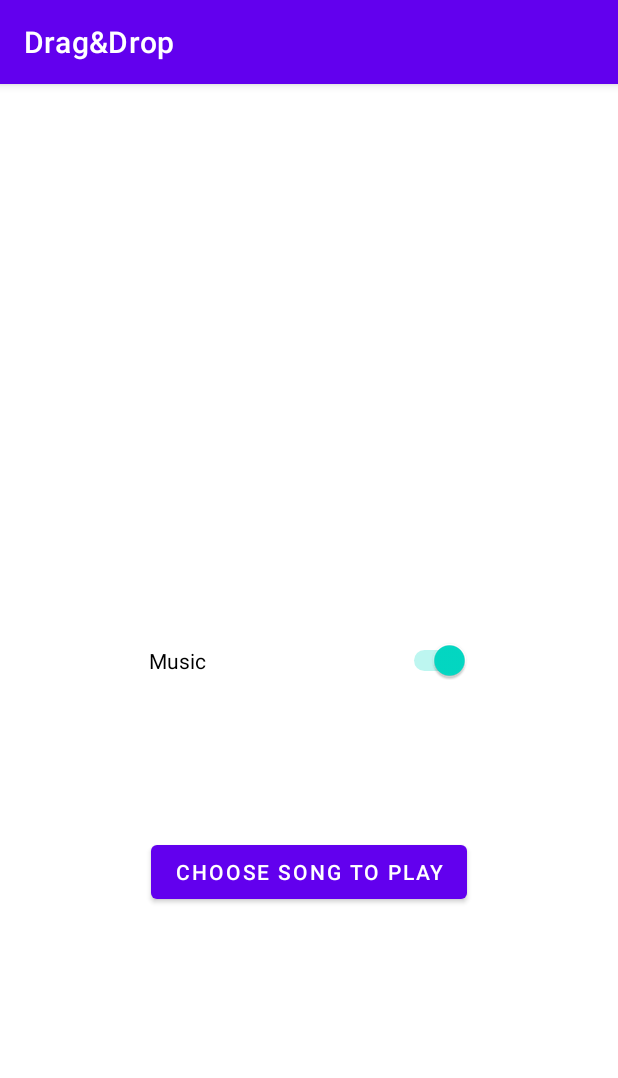
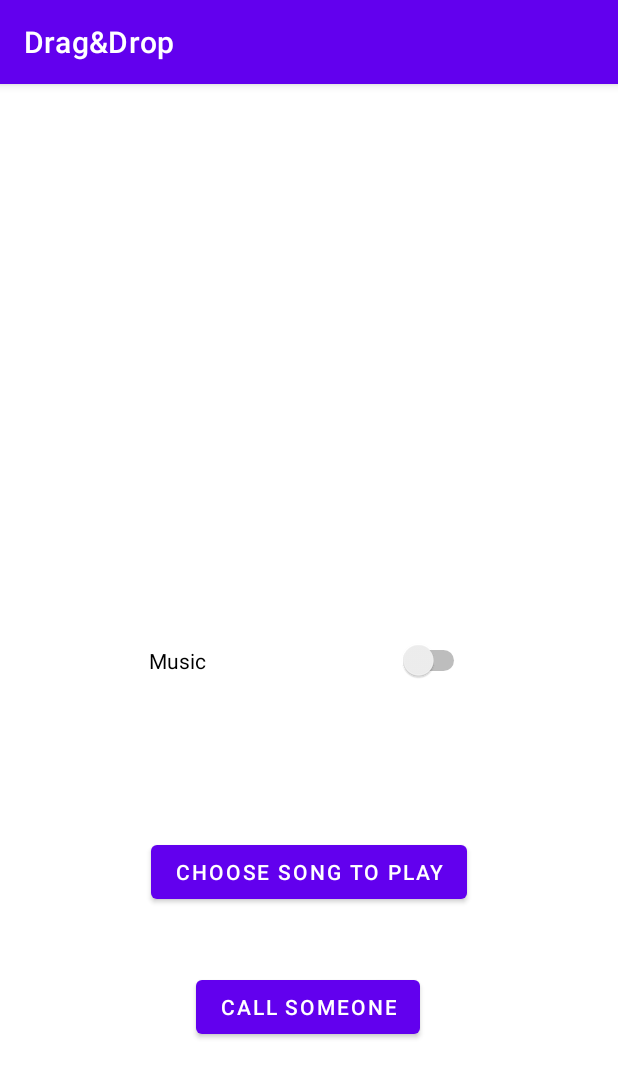
Before and after one commit to Barkod1/RusHour, an Android app: the SettingsActivity screen opened directly, with no data from a screen before it, on a phone screen of 412 x 824 dp. Shown: the top 1078 px of the screen. Run offline under Robolectric (Android 15) with nearby library versions, the phone set to English and light mode, and no system bars.

Commit message:
commenting and bug fixes

```diff
--- a/app/src/main/java/com/example/dragdrop/AllLevelsActivity.java
+++ b/app/src/main/java/com/example/dragdrop/AllLevelsActivity.java
@@ -52,11 +52,10 @@ public class AllLevelsActivity extends AppCompatActivity {
         });
     }
 
-
+//get the data for each level
     public void retrieveData()
     {
         levelsRef.addValueEventListener(new ValueEventListener() {
-
             @Override
             public void onDataChange(DataSnapshot dataSnapshot) {
                 level = new Level();
@@ -73,7 +72,6 @@ public class AllLevelsActivity extends AppCompatActivity {
                 }
                 allLevelsAdapter = new AllLevelsAdapter(AllLevelsActivity.this,0,0,levels);
                 lv.setAdapter(allLevelsAdapter);
-
             }
 
             @Override
@@ -84,7 +82,7 @@ public class AllLevelsActivity extends AppCompatActivity {
         });
     }
 
-
+    //if hits the back button go back to menu
     @Override
     public void onBackPressed() {
         super.onBackPressed();
--- a/app/src/main/java/com/example/dragdrop/BatteryCheckReceiver.java
+++ b/app/src/main/java/com/example/dragdrop/BatteryCheckReceiver.java
@@ -6,8 +6,11 @@ import android.content.Intent;
 import android.os.BatteryManager;
 import android.widget.Toast;
 
+//checks if the battery isn't low
 public class BatteryCheckReceiver extends BroadcastReceiver {
 
+    //checks if the battery isn't low
+    //in case of battery is lower than 15% toast is appearing on screen
     @Override
     public void onReceive(Context context, Intent intent) {
         int level = intent.getIntExtra(BatteryManager.EXTRA_LEVEL, -1);
--- a/app/src/main/java/com/example/dragdrop/Boundries.java
+++ b/app/src/main/java/com/example/dragdrop/Boundries.java
@@ -47,7 +47,7 @@ public class Boundries {
         return new float[]{min, max};
     }
 
-
+    //הפעולה מקבלת מערך של מכוניות ומחזירה את הגבולות של מכונית מתוך המערך
     public static float[] getSmallBounds(Vehicle vehicle, Vehicle[] arr) {
         float max;
         float min;
--- a/app/src/main/java/com/example/dragdrop/GetBitmap.java
+++ b/app/src/main/java/com/example/dragdrop/GetBitmap.java
@@ -9,7 +9,7 @@ public class GetBitmap {
     public static ArrayList<Bitmap> u2 = new ArrayList<Bitmap>(), u3 = new ArrayList<Bitmap>(), d2 = new ArrayList<Bitmap>(),
             d3 = new ArrayList<Bitmap>();
 
-
+//get random bitmap by string code format for vehicle
     public static Bitmap getBitmap(String code) {
         char direction = code.charAt(0);
         int length = Integer.parseInt(String.valueOf(code.charAt(1)));
--- a/app/src/main/java/com/example/dragdrop/Level.java
+++ b/app/src/main/java/com/example/dragdrop/Level.java
@@ -22,9 +22,9 @@ public class Level {
 
 
         public Level(){
-
     }
 
+    //get string format for this level
         @NonNull
         @Override
         public String toString() {
@@ -43,6 +43,7 @@ public class Level {
                     "$" + key + '\'';
         }
 
+        //constructor
         public Level(ArrayList<Vehicle> vehicles, String uid, String title, String key) {
         this.vehicles = vehicles;
         this.difficulty = 0;
--- a/app/src/main/java/com/example/dragdrop/MenuActivity.java
+++ b/app/src/main/java/com/example/dragdrop/MenuActivity.java
@@ -186,6 +186,7 @@ public class MenuActivity extends AppCompatActivity implements View.OnClickListe
 
     }
 
+    //add user details in firebase
     private void addUserDetails() {
         String uid = Objects.requireNonNull(firebaseAuth.getCurrentUser()).getUid();
          user = new User(etName.getText().toString(),uid,"" );
@@ -194,6 +195,7 @@ public class MenuActivity extends AppCompatActivity implements View.OnClickListe
         userRef.setValue(user);
     }
 
+    //login with firebase
     @SuppressLint("SetTextI18n")
     public void login() {
         progressDialog.setMessage("Login Please Wait...");
@@ -244,6 +246,7 @@ public class MenuActivity extends AppCompatActivity implements View.OnClickListe
     }
     }
 
+    //resize bitmap
     public static Bitmap resizeBitmap(Bitmap source, int maxLength) {
         try {
             if (source.getHeight() >= source.getWidth()) {
--- a/app/src/main/java/com/example/dragdrop/MusicPlayerService.java
+++ b/app/src/main/java/com/example/dragdrop/MusicPlayerService.java
@@ -10,12 +10,17 @@ import android.os.IBinder;
 import java.io.IOException;
 
 public class MusicPlayerService extends Service {
+    //the music player of the app
     static MediaPlayer player;
+    //in case the user chooses a song from the phone
     static Uri songUri;
+    //gets track if the player is playing
     static boolean isPlaying;
+
     public IBinder onBind(Intent arg0) {
         return null;
     }
+
     @Override
     public void onCreate() {
         super.onCreate();
@@ -43,6 +48,7 @@ public class MusicPlayerService extends Service {
         return Service.START_STICKY;
     }
 
+
     @Override
     public void onDestroy() {
         if(player!=null){
@@ -51,10 +57,4 @@ public class MusicPlayerService extends Service {
         }
     }
 
-    public static boolean isPlaying(){
-        if(player != null)
-        return true;
-        else
-        return false;
-    }
 }
--- a/app/src/main/java/com/example/dragdrop/RushHourCanvas.java
+++ b/app/src/main/java/com/example/dragdrop/RushHourCanvas.java
@@ -168,7 +168,7 @@ public class RushHourCanvas extends View{
         }
     }
 
-    //פעולה המשנה את גודל הביטמאפ (נלקח מהאתר אוברפלו)
+    //פעולה המשנה את גודל הביטמאפ (נלקח מהאתר סטאק-אוברפלו)
     public static Bitmap resizeBitmap(Bitmap source, int maxLength) {
         try {
             if (source.getHeight() >= source.getWidth()) {
--- a/app/src/main/java/com/example/dragdrop/RushHourContext.java
+++ b/app/src/main/java/com/example/dragdrop/RushHourContext.java
@@ -180,6 +180,7 @@ public class RushHourContext extends AppCompatActivity implements View.OnClickLi
 
             @Override
             public void onDataChange(@NonNull DataSnapshot snapshot) {
+                if(firebaseAuth.getCurrentUser() != null){
                 String uid = firebaseAuth.getCurrentUser().getUid().toString();
                 iter = snapshot.getChildren().iterator();
                 for(DataSnapshot data: snapshot.getChildren()){
@@ -189,6 +190,7 @@ public class RushHourContext extends AppCompatActivity implements View.OnClickLi
                 if(uid.equals(uidcheck)){
                     user = data.getValue(User.class);
                    break;
+                }
                 }
                 }
 
@@ -203,11 +205,11 @@ public class RushHourContext extends AppCompatActivity implements View.OnClickLi
     }
 
     public void updateDialogDetails(){
-        rushHourCanvas.tvTitle.setText("Great Job, " +user.nickname + "!");
         databaseUsers = FirebaseDatabase.getInstance().getReference("/Users/" + user.key);
         if(!user.finishedLevels.contains(currentLevel.key))
         user.finishedLevels.add(currentLevel.key);
         user.stars += currentLevel.difficulty;
+        rushHourCanvas.tvTitle.setText("Great Job, " +user.nickname + "!\n current stars: "+user.stars);
         databaseUsers.setValue(user);
     }
 
--- a/app/src/main/java/com/example/dragdrop/SettingsActivity.java
+++ b/app/src/main/java/com/example/dragdrop/SettingsActivity.java
@@ -14,6 +14,8 @@ public class SettingsActivity extends AppCompatActivity implements View.OnClickL
     private Switch musicSwitch;
     private Button selectMusicBtn;
     public static Uri songUri;
+    // button for calling
+    public Button buttonCall;
     @Override
     protected void onCreate(Bundle savedInstanceState) {
         super.onCreate(savedInstanceState);
@@ -25,16 +27,19 @@ public class SettingsActivity extends AppCompatActivity implements View.OnClickL
         musicSwitch = findViewById(R.id.switch1);
         musicSwitch.setOnClickListener(this);
         if(MusicPlayerService.player != null) {
-            if(MusicPlayerService.isPlaying())
-            musicSwitch.setChecked(true);
+            musicSwitch.setChecked(MusicPlayerService.isPlaying);
         }
-        else{
-            musicSwitch.setChecked(false);
-        }
+        buttonCall = (Button)findViewById(R.id.button_call);
+        buttonCall.setOnClickListener(this::onClick);
     }
 
     @Override
     public void onClick(View view) {
+        if(view.getId()==buttonCall.getId()){
+            Intent intent = new Intent(Intent.ACTION_DIAL);
+            // Start the activity of the phone
+            startActivity(intent);
+        }
         if(view.getId() == selectMusicBtn.getId()){
             Intent intent = new Intent();
             intent.setType("audio/*");
--- a/app/src/main/java/com/example/dragdrop/TempVehicle.java
+++ b/app/src/main/java/com/example/dragdrop/TempVehicle.java
@@ -20,7 +20,6 @@ public class TempVehicle extends Vehicle {
     public TempVehicle(Bitmap bitmap, int length, int direction, float x, float y, boolean b) {
         super(bitmap, length, direction, x, y,true);
     }
-
 
     public void draw(Canvas canvas) {
         canvas.drawBitmap(bitmap, this.x, this.y, p);
--- a/app/src/main/java/com/example/dragdrop/User.java
+++ b/app/src/main/java/com/example/dragdrop/User.java
@@ -16,14 +16,17 @@ public class User {
     //מערך-רשימה של השלבים שהמשתמש פתר
     public ArrayList<String> finishedLevels;
     public ArrayList<Level> publishedLevels;
+    //stars of the player
     public int stars;
 
+    //default constructor
     public User(){
         this.finishedLevels = new ArrayList<>();
         this.publishedLevels = new ArrayList<>();
         this.stars = 0;
     }
 
+    //constructor
     public User(String nickname, String uid, String key) {
         this.nickname = nickname;
         this.uid = uid;
--- a/app/src/main/res/layout/activity_settings.xml
+++ b/app/src/main/res/layout/activity_settings.xml
@@ -26,4 +26,16 @@
         app:layout_constraintStart_toStartOf="parent"
         app:layout_constraintTop_toTopOf="parent"
         app:layout_constraintVertical_bias="0.696" />
+
+    <Button
+        android:id="@+id/button_call"
+        android:layout_width="wrap_content"
+        android:layout_height="wrap_content"
+        android:text="call someone"
+        app:layout_constraintBottom_toBottomOf="parent"
+        app:layout_constraintEnd_toEndOf="parent"
+        app:layout_constraintHorizontal_bias="0.498"
+        app:layout_constraintStart_toStartOf="parent"
+        app:layout_constraintTop_toTopOf="parent"
+        app:layout_constraintVertical_bias="0.821" />
 </androidx.constraintlayout.widget.ConstraintLayout>
```
Also changed, not shown: app/src/main/java/com/example/dragdrop/AddLevelCanvas.java (+0 -24 lines), app/src/main/java/com/example/dragdrop/AllLevelsAdapter.java (+25 -10 lines), app/src/main/java/com/example/dragdrop/IsLegalCheck.java (+0 -9 lines), app/src/main/java/com/example/dragdrop/Vehicle.java (+7 -5 lines).
